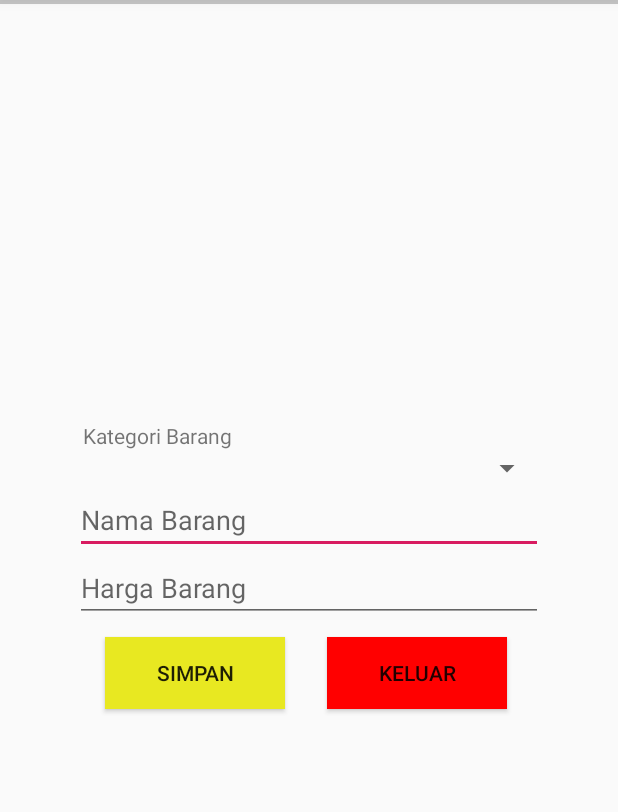
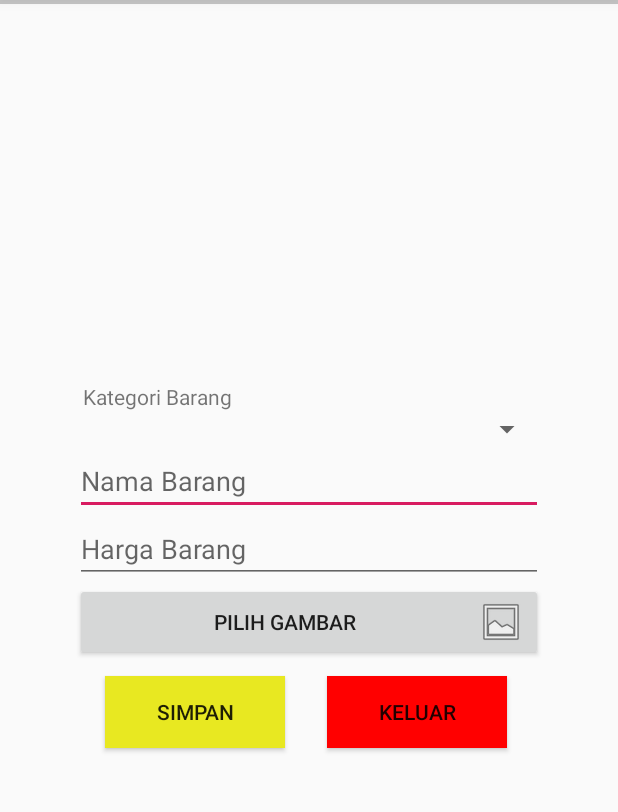
Before and after one commit to aldyarief/Alea, an Android app: the MasterBarang screen opened directly, with no data from a screen before it, on a phone screen of 412 x 824 dp, the part 80-892 px from its top. Run offline under Robolectric (Android 15) with nearby library versions, the phone set to English and light mode, and no system bars; our stand-ins replace Volley; network calls fail; 1 statement that could not run was skipped.

Commit message:
import gambar

```diff
--- a/app/build.gradle
+++ b/app/build.gradle
@@ -28,5 +28,6 @@ dependencies {
     androidTestImplementation 'androidx.test.espresso:espresso-core:3.1.1'
     implementation 'com.android.volley:volley:1.1.1'
     implementation 'com.android.support:cardview-v7:29.0.1'
+    implementation 'com.android.support:design:29.+'
 
 }
--- a/app/src/main/res/layout/activity_master_barang.xml
+++ b/app/src/main/res/layout/activity_master_barang.xml
@@ -37,6 +37,7 @@
             android:layout_width="match_parent"
             android:layout_height="wrap_content"
             android:hint="Nama Barang"
+            android:inputType="textCapWords"
             android:layout_below="@id/Spinner"/>
         <EditText
             android:id="@+id/edharbar"
@@ -53,7 +54,7 @@
             android:layout_marginLeft="20dp"
             android:layout_marginTop="10dp"
             android:background="#e8e821"
-            android:layout_below="@+id/edharbar" />
+            android:layout_below="@+id/imageView" />
         <Button
             android:id="@+id/btnTutup"
             android:layout_width="120dp"
@@ -63,7 +64,22 @@
             android:layout_marginTop="10dp"
             android:layout_marginRight="10dp"
             android:background="#FF0000"
-            android:layout_below="@+id/edharbar" />
+            android:layout_below="@+id/imageView" />
+        <Button
+            android:layout_width="match_parent"
+            android:layout_height="wrap_content"
+            android:text="Pilih Gambar"
+            android:layout_below="@+id/edharbar"
+            android:id="@+id/buttonChoose"
+            android:drawableRight="@android:drawable/ic_menu_gallery"/>
+
+        <ImageView
+            android:layout_width="match_parent"
+            android:layout_height="wrap_content"
+            android:layout_weight="1"
+            android:layout_below="@+id/buttonChoose"
+            android:id="@+id/imageView" />
+
         <TextView
             android:layout_width="match_parent"
             android:layout_height="wrap_content"
```
Also changed, not shown: app/src/main/java/com/example/alea/MasterBarang.java (+89 -1 lines).
